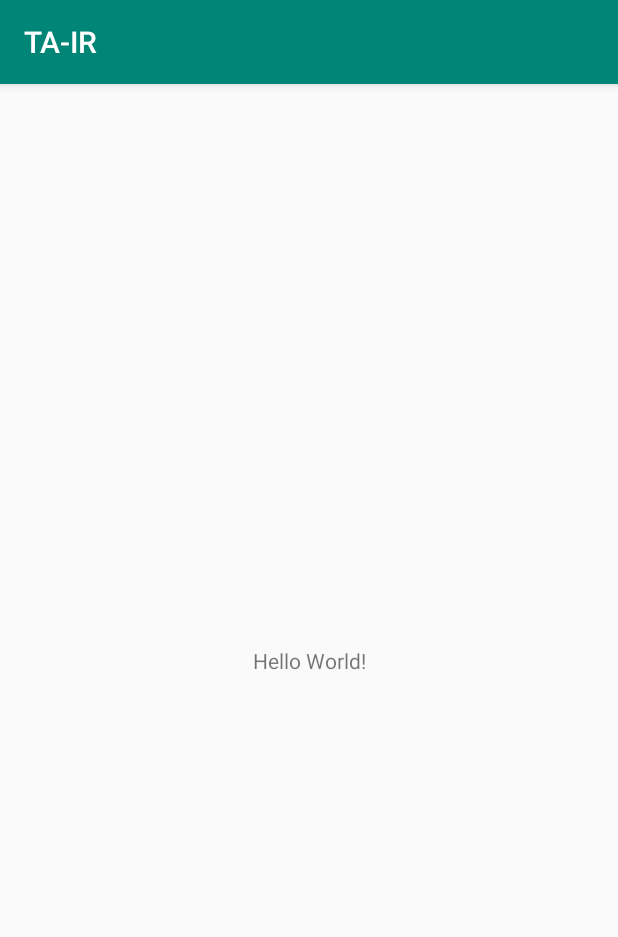
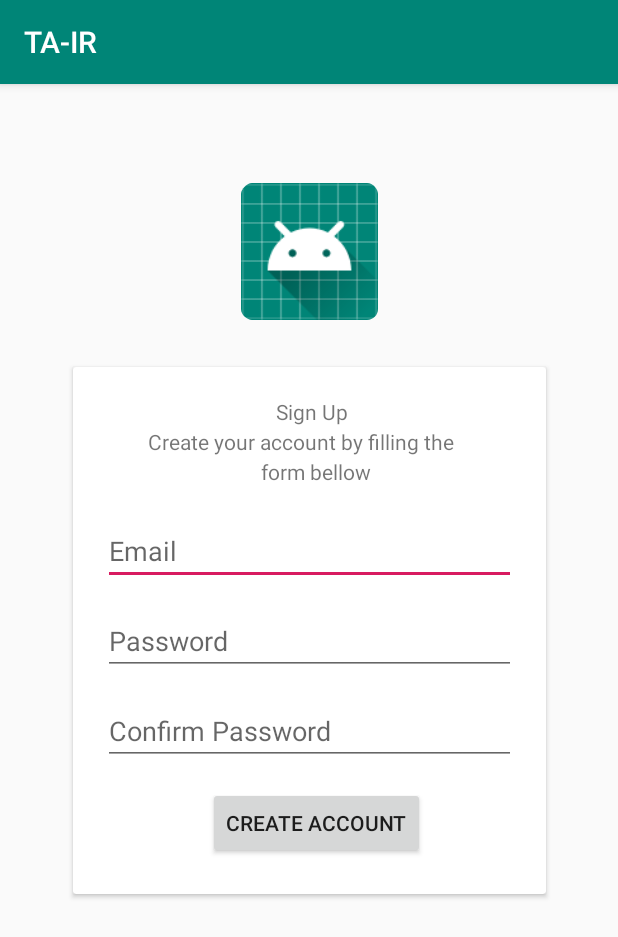
Before and after one commit to LINDVIOR18/TA_IR, an Android app: the screen it shows after launch (MainActivity before the commit, RegisterActivity after it), on a phone screen of 412 x 824 dp. Shown: the top 937 px of the screen. Run offline under Robolectric (Android 15) with nearby library versions, the phone set to English and light mode, and no system bars.

Commit message:
Create SignUp form

```diff
--- a/app/build.gradle
+++ b/app/build.gradle
@@ -28,5 +28,6 @@ dependencies {
     testImplementation 'junit:junit:4.12'
     androidTestImplementation 'androidx.test:runner:1.3.0-alpha02'
     androidTestImplementation 'androidx.test.espresso:espresso-core:3.3.0-alpha02'
+    implementation 'androidx.cardview:cardview:1.0.0'
 }
 apply plugin: 'com.google.gms.google-services'
--- a/app/src/main/AndroidManifest.xml
+++ b/app/src/main/AndroidManifest.xml
@@ -9,11 +9,11 @@
             android:roundIcon="@mipmap/ic_launcher_round"
             android:supportsRtl="true"
             android:theme="@style/AppTheme" tools:ignore="GoogleAppIndexingWarning">
-        <activity android:name=".MainActivity">
+        <activity android:name=".RegisterActivity">
             <intent-filter>
-                <action android:name="android.intent.action.MAIN"/>
+                <action android:name="android.intent.action.MAIN" />
 
-                <category android:name="android.intent.category.LAUNCHER"/>
+                <category android:name="android.intent.category.LAUNCHER" />
             </intent-filter>
         </activity>
     </application>
--- /dev/null
+++ b/app/src/main/java/com/example/takeaction/RegisterActivity.java
@@ -0,0 +1,78 @@
+package com.example.takeaction;
+
+import android.os.Bundle;
+import android.text.TextUtils;
+import android.util.Patterns;
+import android.view.View;
+import android.widget.Button;
+import android.widget.EditText;
+import android.widget.Toast;
+
+import androidx.appcompat.app.AppCompatActivity;
+
+import java.util.regex.Matcher;
+import java.util.regex.Pattern;
+
+
+public class RegisterActivity extends AppCompatActivity {
+
+   private EditText password;
+   private EditText confirmPassword;
+   private EditText email;
+   private Button register;
+
+
+    @Override
+    protected void onCreate(Bundle savedInstanceState) {
+        super.onCreate(savedInstanceState);
+        setContentView(R.layout.activity_register);
+
+        password = findViewById(R.id.inputPassword);
+        confirmPassword = findViewById(R.id.inputConfirmPassword);
+        email = findViewById(R.id.inputEmail);
+        register = findViewById(R.id.buttonRegister);
+
+        register.setOnClickListener(new View.OnClickListener() {
+            @Override
+            public void onClick(View view) {
+                checkDataEntered();
+            }
+        });
+    }
+
+    boolean isEmail(EditText text) {
+        CharSequence email = text.getText().toString();
+        return (!TextUtils.isEmpty(email) && Patterns.EMAIL_ADDRESS.matcher(email).matches());
+    }
+
+    boolean isEmpty(EditText text) {
+        CharSequence str = text.getText().toString();
+        return TextUtils.isEmpty(str);
+    }
+
+    public static boolean isValidPassword(String password) {
+        Matcher matcher = Pattern.compile("((?=.*[a-z])(?=.*\\d)(?=.*[A-Z])(?=.*[@#$%!]).{6,20})").matcher(password);
+        return matcher.matches();
+    }
+
+    void checkDataEntered() {
+        if (isEmpty(password)) {
+            Toast t = Toast.makeText(this, "You must enter password to register!", Toast.LENGTH_SHORT);
+            t.show();
+        }
+        if (isEmpty(confirmPassword)) {
+            confirmPassword.setError("Enter your confirmation password");
+
+            if (!password.equals(confirmPassword)) {
+                Toast.makeText(RegisterActivity.this, "Password do not match", Toast.LENGTH_SHORT).show();
+            }
+        }
+
+        if (isEmail(email) == false) {
+            email.setError("Enter valid email!");
+        } else if (isValidPassword(password.getText().toString()) == false) {
+            password.setError("Password must contain mix of upper and lower case letters as well as digits and one special charecter(6-20)");
+        }
+
+    }
+}
--- a/app/src/main/res/layout/activity_main.xml
+++ b/app/src/main/res/layout/activity_main.xml
@@ -1,19 +1,10 @@
 <?xml version="1.0" encoding="utf-8"?>
-<androidx.constraintlayout.widget.ConstraintLayout
-        xmlns:android="http://schemas.android.com/apk/res/android"
-        xmlns:tools="http://schemas.android.com/tools"
-        xmlns:app="http://schemas.android.com/apk/res-auto"
-        android:layout_width="match_parent"
-        android:layout_height="match_parent"
-        tools:context=".MainActivity">
+<androidx.constraintlayout.widget.ConstraintLayout xmlns:android="http://schemas.android.com/apk/res/android"
+    xmlns:app="http://schemas.android.com/apk/res-auto"
+    xmlns:tools="http://schemas.android.com/tools"
+    android:layout_width="match_parent"
+    android:layout_height="match_parent"
+    tools:context=".MainActivity">
 
-    <TextView
-            android:layout_width="wrap_content"
-            android:layout_height="wrap_content"
-            android:text="Hello World!"
-            app:layout_constraintBottom_toBottomOf="parent"
-            app:layout_constraintLeft_toLeftOf="parent"
-            app:layout_constraintRight_toRightOf="parent"
-            app:layout_constraintTop_toTopOf="parent"/>
 
 </androidx.constraintlayout.widget.ConstraintLayout>
--- /dev/null
+++ b/app/src/main/res/layout/activity_register.xml
@@ -0,0 +1,107 @@
+<?xml version="1.0" encoding="utf-8"?>
+<androidx.constraintlayout.widget.ConstraintLayout xmlns:android="http://schemas.android.com/apk/res/android"
+    xmlns:app="http://schemas.android.com/apk/res-auto"
+    xmlns:tools="http://schemas.android.com/tools"
+    android:layout_width="match_parent"
+    android:layout_height="match_parent"
+    tools:context=".RegisterActivity">
+
+    <androidx.cardview.widget.CardView
+        android:id="@+id/cardView"
+        android:layout_width="315dp"
+        android:layout_height="351dp"
+        app:layout_constraintBottom_toBottomOf="parent"
+        app:layout_constraintEnd_toEndOf="parent"
+        app:layout_constraintStart_toStartOf="parent"
+        app:layout_constraintTop_toTopOf="parent"
+        app:layout_constraintVertical_bias="0.452">
+
+        <EditText
+            android:id="@+id/inputEmail"
+            android:layout_width="275dp"
+            android:layout_height="wrap_content"
+            android:layout_marginStart="20dp"
+            android:layout_marginTop="100dp"
+            android:layout_marginEnd="20dp"
+            android:layout_marginBottom="11dp"
+            android:ems="10"
+            android:hint="Email"
+            android:inputType="textPostalAddress" />
+
+        <EditText
+            android:id="@+id/inputPassword"
+            android:layout_width="275dp"
+            android:layout_height="wrap_content"
+            android:layout_marginStart="20dp"
+            android:layout_marginTop="160dp"
+            android:layout_marginEnd="20dp"
+            android:layout_marginBottom="11dp"
+            android:ems="10"
+            android:hint="Password"
+            android:inputType="textPassword"
+            android:text="" />
+
+        <EditText
+            android:id="@+id/inputConfirmPassword"
+            android:layout_width="275dp"
+            android:layout_height="wrap_content"
+            android:layout_marginStart="20dp"
+            android:layout_marginTop="220dp"
+            android:layout_marginEnd="20dp"
+            android:layout_marginBottom="30dp"
+            android:ems="10"
+            android:hint="Confirm Password"
+            android:inputType="textPassword"
+            android:text="" />
+
+        <TextView
+            android:id="@+id/textView"
+            android:layout_width="wrap_content"
+            android:layout_height="wrap_content"
+            android:layout_marginLeft="135dp"
+            android:layout_marginTop="20dp"
+            android:text="Sign Up" />
+
+        <TextView
+            android:id="@+id/textView2"
+            android:layout_width="wrap_content"
+            android:layout_height="wrap_content"
+            android:layout_marginStart="50dp"
+            android:layout_marginTop="40dp"
+            android:layout_marginEnd="50dp"
+            android:text="Create your account by filling the" />
+
+        <TextView
+            android:id="@+id/textView3"
+            android:layout_width="wrap_content"
+            android:layout_height="wrap_content"
+            android:layout_marginLeft="125dp"
+            android:layout_marginTop="60dp"
+            android:text="form bellow" />
+
+        <Button
+            android:id="@+id/buttonRegister"
+            android:layout_width="wrap_content"
+            android:layout_height="wrap_content"
+            android:layout_marginLeft="90dp"
+            android:layout_marginTop="280dp"
+            android:text="Create account" />
+
+    </androidx.cardview.widget.CardView>
+
+    <ImageView
+        android:id="@+id/imageView"
+        android:layout_width="102dp"
+        android:layout_height="91dp"
+        android:layout_marginStart="166dp"
+        android:layout_marginTop="74dp"
+        android:layout_marginEnd="166dp"
+        android:layout_marginBottom="40dp"
+        app:layout_constraintBottom_toTopOf="@+id/cardView"
+        app:layout_constraintEnd_toEndOf="parent"
+        app:layout_constraintStart_toStartOf="parent"
+        app:layout_constraintTop_toTopOf="parent"
+        app:srcCompat="@mipmap/ic_launcher_round" />
+
+
+</androidx.constraintlayout.widget.ConstraintLayout>
```
